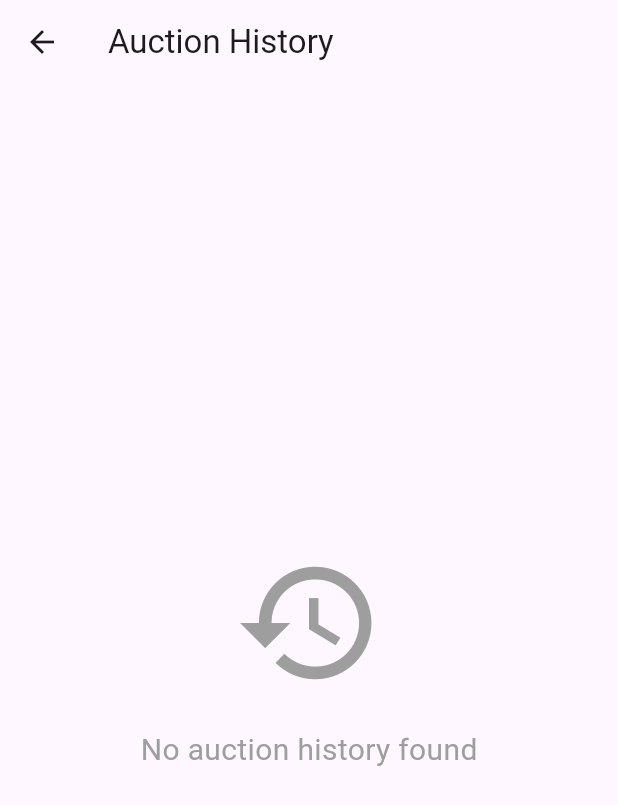
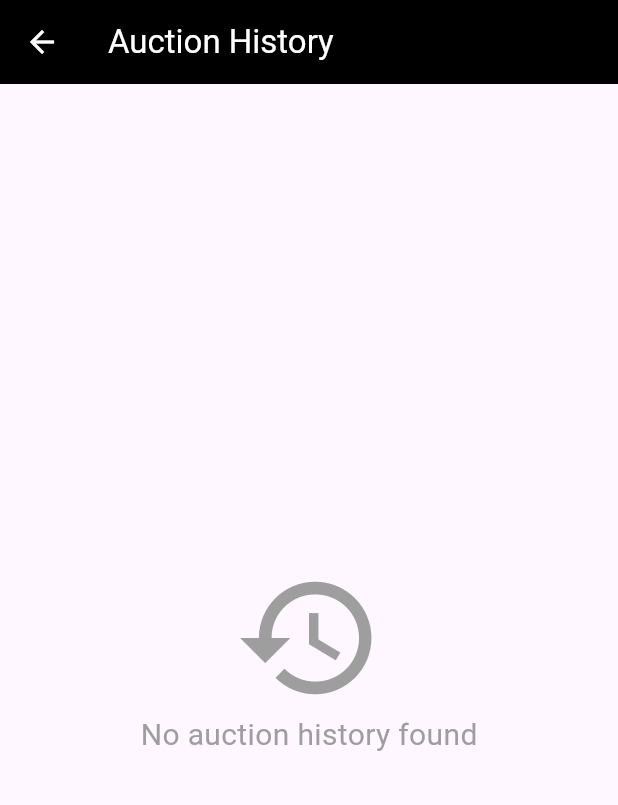
Before and after one commit to yekkaladeviavinash/LiveAuction, a Flutter app: the screen it shows once a user with an empty profile is signed in, item 4 of the bottom bar chosen, after a tap on "My Auction History", on a phone screen of 412 x 824 dp. Shown: the top 805 px of the screen. Run offline on Flutter 3.47's test engine with Material 3 defaults, Android fonts, the phone set to English and light mode, and no system bars; our stand-ins replace cloud_firestore, firebase_auth, firebase_core, firebase_storage, get, image_picker and 1 more; missing offline and left inert: firebase_app_check; accounts and stored records are empty; network calls fail.

Commit message:
change in  color of auction history profile

```diff
--- a/lib/pages/auctionhistory.dart
+++ b/lib/pages/auctionhistory.dart
@@ -231,8 +231,12 @@ class _AuctionHistoryPageState extends State<AuctionHistoryPage> {
     return GetBuilder<Profilecontroller>(
       builder: (ctrl) {
         return Scaffold(
-          appBar: AppBar(
-            title: Text('Auction History'),
+          appBar: AppBar(iconTheme: IconThemeData(
+            color: Colors.white, // Change the back button color here
+          ),
+
+            title: Text('Auction History',style: TextStyle(color: Colors.white),),
+            backgroundColor: Colors.black,
           ),
           body: ctrl.sellerAuctionHistory.isEmpty
               ? _buildEmptyAuctionHistory(screenWidth, screenHeight)
@@ -249,7 +253,7 @@ class _AuctionHistoryPageState extends State<AuctionHistoryPage> {
         await ctrl.refreshPage();
       },
       child: Container(
-        color: Colors.grey[200],
+        // color: Colors.grey[200],
         padding: EdgeInsets.all(16.0),
         child: ListView.builder(
           itemCount: ctrl.sellerAuctionHistory.length,
@@ -280,7 +284,7 @@ class _AuctionHistoryPageState extends State<AuctionHistoryPage> {
             size: 100,
             color: Colors.grey,
           ),
-          SizedBox(height: 20),
+          // SizedBox(height: 10),
           Text(
             'No auction history found',
             style: TextStyle(fontSize: 20, color: Colors.grey),
--- a/lib/pages/profile.dart
+++ b/lib/pages/profile.dart
@@ -319,7 +319,7 @@ class _ProfilePageState extends State<ProfilePage> {
                       mainAxisAlignment: MainAxisAlignment.center,
                       children: [
                         Text(
-                          '3',
+                          '0',
                           style: TextStyle(
                               fontSize: 20 * (W / 411.5),
                               fontWeight: FontWeight.w500),
```
Also changed, not shown: lib/pages/seller.dart (+7 -5 lines).
